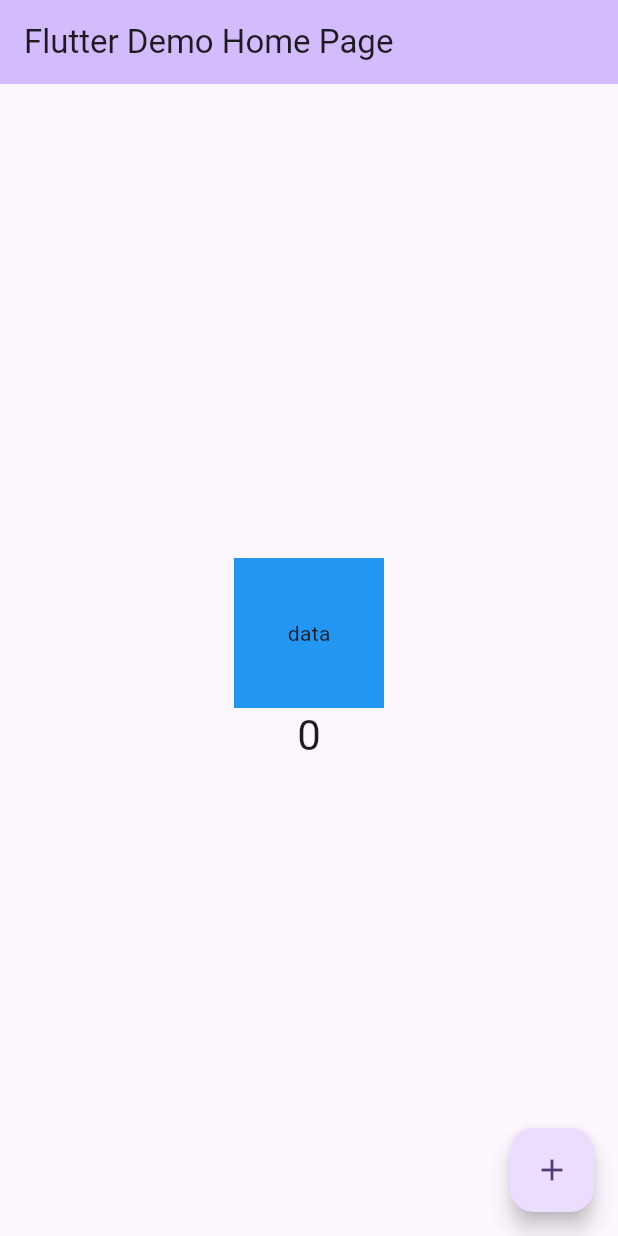
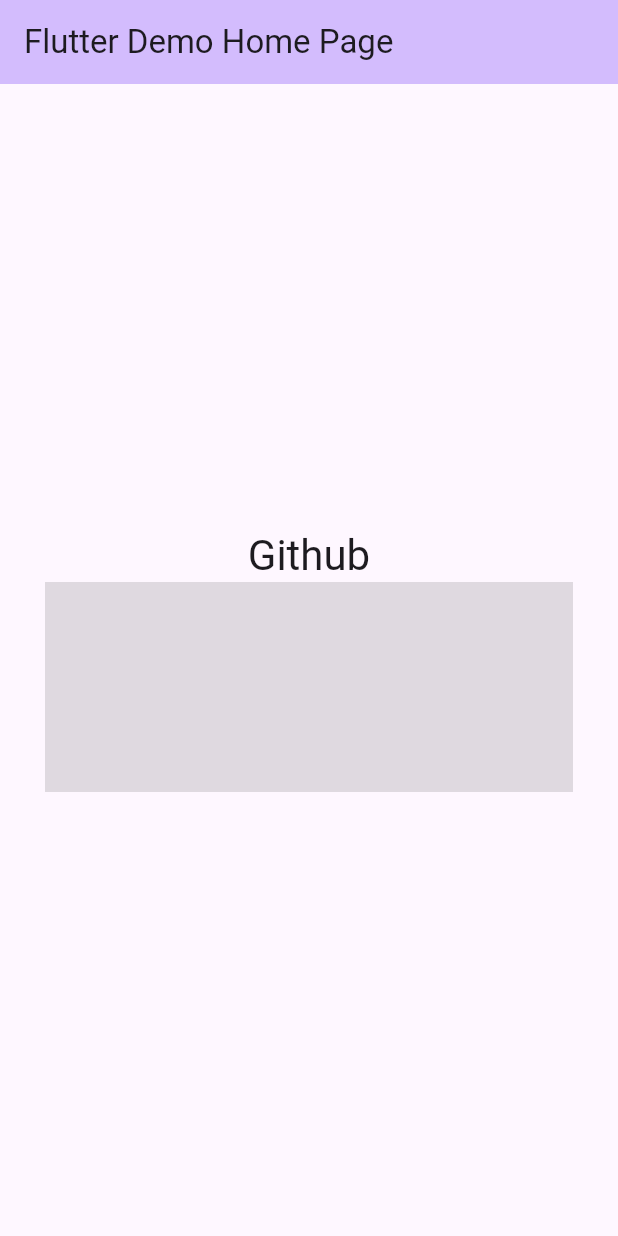
Before and after one commit to MitchellRyrie-evanBuck/flutter_package_self_custom_style, a Flutter app: the screen it shows after launch, on a phone screen of 412 x 824 dp. Run offline on Flutter 3.47's test engine with Material 3 defaults, Android fonts, the phone set to English and light mode, and no system bars.

Commit message:
feat: github

```diff
--- a/example/lib/main.dart
+++ b/example/lib/main.dart
@@ -31,14 +31,6 @@ class MyHomePage extends StatefulWidget {
 }
 
 class _MyHomePageState extends State<MyHomePage> {
-  int _counter = 0;
-
-  void _incrementCounter() {
-    setState(() {
-      _counter++;
-    });
-  }
-
   @override
   Widget build(BuildContext context) {
     return Scaffold(
@@ -46,22 +38,13 @@ class _MyHomePageState extends State<MyHomePage> {
         backgroundColor: Theme.of(context).colorScheme.inversePrimary,
         title: Text(widget.title),
       ),
-      body: Center(
+      body: const Center(
         child: Column(
           mainAxisAlignment: MainAxisAlignment.center,
           children: <Widget>[
             StyleWidget(),
-            Text(
-              '$_counter',
-              style: Theme.of(context).textTheme.headlineMedium,
-            ),
           ],
         ),
-      ),
-      floatingActionButton: FloatingActionButton(
-        onPressed: _incrementCounter,
-        tooltip: 'Increment',
-        child: const Icon(Icons.add),
       ),
     );
   }
--- a/lib/flutter_package_self_custom_style.dart
+++ b/lib/flutter_package_self_custom_style.dart
@@ -9,12 +9,23 @@ class StyleWidget extends StatelessWidget {
 
   @override
   Widget build(BuildContext context) {
-    return Container(
-      color: Colors.blue,
-      width: 100,
-      height: 100,
-      alignment: Alignment.center,
-      child: const Text("data"),
+    late double screenWidth = MediaQuery.of(context).size.width - 60;
+
+    return Column(
+      children: [
+        Container(
+          alignment: Alignment.center,
+          child: Text(
+            'Github',
+            style: Theme.of(context).textTheme.headlineMedium,
+          ),
+        ),
+        Container(
+          width: screenWidth,
+          height: 140,
+          color: Colors.black12,
+        )
+      ],
     );
   }
 }
```
